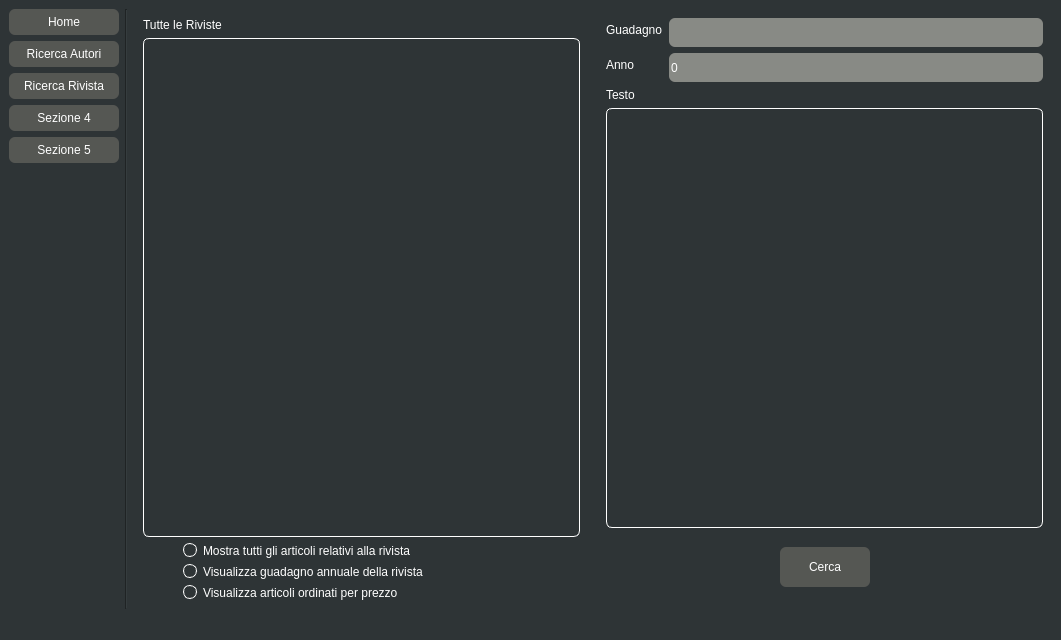
The window that Progetto/mainwindow.ui (simoven/ProgettoPO) describes before a commit, drawn with Qt 5.
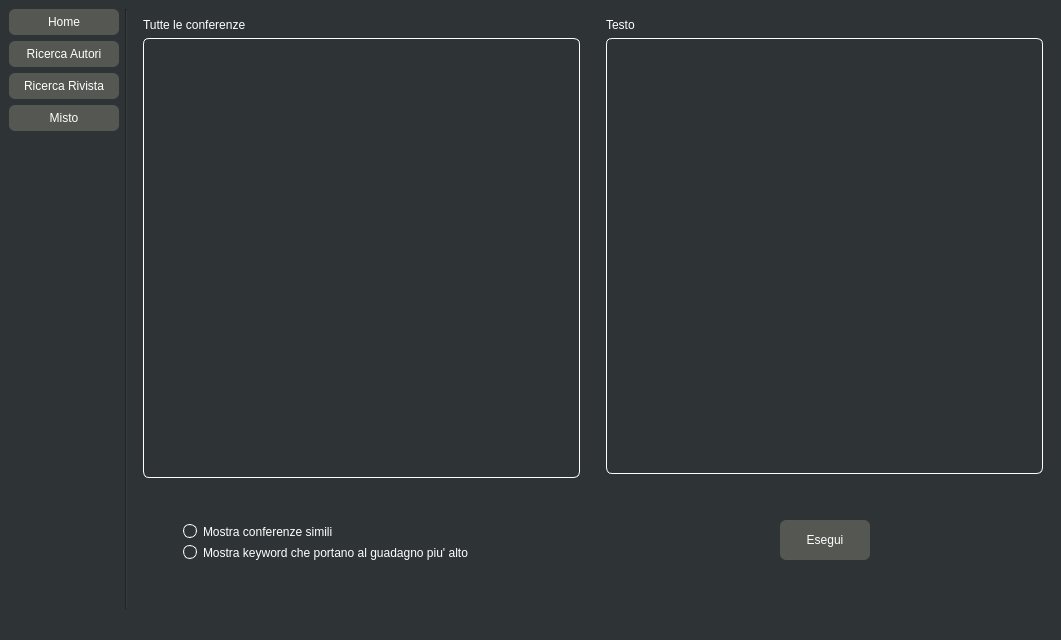
The same window after the commit. Icons and pictures are not drawn.

Patch:
```diff
--- a/Progetto/mainwindow.ui
+++ b/Progetto/mainwindow.ui
@@ -168,26 +168,7 @@
          </size>
         </property>
         <property name="text">
-         <string>Sezione 4</string>
-        </property>
-       </widget>
-      </item>
-      <item>
-       <widget class="QPushButton" name="SezioneE">
-        <property name="minimumSize">
-         <size>
-          <width>110</width>
-          <height>26</height>
-         </size>
-        </property>
-        <property name="maximumSize">
-         <size>
-          <width>150</width>
-          <height>16777215</height>
-         </size>
-        </property>
-        <property name="text">
-         <string>Sezione 5</string>
+         <string>Misto</string>
         </property>
        </widget>
       </item>
@@ -222,7 +203,7 @@
     <item>
      <widget class="QStackedWidget" name="mainStacked">
       <property name="currentIndex">
-       <number>2</number>
+       <number>3</number>
       </property>
       <widget class="QWidget" name="pageMain">
        <property name="styleSheet">
@@ -1038,6 +1019,215 @@
         </item>
        </layout>
       </widget>
+      <widget class="QWidget" name="pageMetodiMisti">
+       <layout class="QHBoxLayout" name="horizontalLayout_12">
+        <item>
+         <layout class="QVBoxLayout" name="verticalLayout_14">
+          <item>
+           <widget class="QLabel" name="tutteConferenzeLabel">
+            <property name="text">
+             <string>Tutte le conferenze</string>
+            </property>
+           </widget>
+          </item>
+          <item>
+           <widget class="QListWidget" name="tutteConferenzeListWidget"/>
+          </item>
+          <item>
+           <spacer name="verticalSpacer_8">
+            <property name="orientation">
+             <enum>Qt::Vertical</enum>
+            </property>
+            <property name="sizeType">
+             <enum>QSizePolicy::Fixed</enum>
+            </property>
+            <property name="sizeHint" stdset="0">
+             <size>
+              <width>20</width>
+              <height>40</height>
+             </size>
+            </property>
+           </spacer>
+          </item>
+          <item>
+           <layout class="QHBoxLayout" name="horizontalLayout_13">
+            <item>
+             <spacer name="horizontalSpacer_17">
+              <property name="orientation">
+               <enum>Qt::Horizontal</enum>
+              </property>
+              <property name="sizeType">
+               <enum>QSizePolicy::Fixed</enum>
+              </property>
+              <property name="sizeHint" stdset="0">
+               <size>
+                <width>40</width>
+                <height>20</height>
+               </size>
+              </property>
+             </spacer>
+            </item>
+            <item>
+             <layout class="QVBoxLayout" name="verticalLayout_16">
+              <item>
+               <widget class="QRadioButton" name="conferenzeSimiliButton">
+                <property name="text">
+                 <string>Mostra conferenze simili</string>
+                </property>
+               </widget>
+              </item>
+              <item>
+               <widget class="QRadioButton" name="keywordButton">
+                <property name="text">
+                 <string>Mostra keyword che portano al guadagno piu' alto</string>
+                </property>
+               </widget>
+              </item>
+             </layout>
+            </item>
+            <item>
+             <spacer name="horizontalSpacer_16">
+              <property name="orientation">
+               <enum>Qt::Horizontal</enum>
+              </property>
+              <property name="sizeType">
+               <enum>QSizePolicy::Fixed</enum>
+              </property>
+              <property name="sizeHint" stdset="0">
+               <size>
+                <width>40</width>
+                <height>20</height>
+               </size>
+              </property>
+             </spacer>
+            </item>
+           </layout>
+          </item>
+          <item>
+           <spacer name="verticalSpacer_9">
+            <property name="orientation">
+             <enum>Qt::Vertical</enum>
+            </property>
+            <property name="sizeType">
+             <enum>QSizePolicy::Fixed</enum>
+            </property>
+            <property name="sizeHint" stdset="0">
+             <size>
+              <width>20</width>
+              <height>40</height>
+             </size>
+            </property>
+           </spacer>
+          </item>
+         </layout>
+        </item>
+        <item>
+         <spacer name="horizontalSpacer_20">
+          <property name="orientation">
+           <enum>Qt::Horizontal</enum>
+          </property>
+          <property name="sizeType">
+           <enum>QSizePolicy::Fixed</enum>
+          </property>
+          <property name="sizeHint" stdset="0">
+           <size>
+            <width>20</width>
+            <height>20</height>
+           </size>
+          </property>
+         </spacer>
+        </item>
+        <item>
+         <layout class="QVBoxLayout" name="verticalLayout_15">
+          <item>
+           <widget class="QLabel" name="dinamicLabelMisto">
+            <property name="text">
+             <string>Testo</string>
+            </property>
+           </widget>
+          </item>
+          <item>
+           <widget class="QListWidget" name="dinamicListWidgetMisto"/>
+          </item>
+          <item>
+           <spacer name="verticalSpacer_7">
+            <property name="orientation">
+             <enum>Qt::Vertical</enum>
+            </property>
+            <property name="sizeType">
+             <enum>QSizePolicy::Fixed</enum>
+            </property>
+            <property name="sizeHint" stdset="0">
+             <size>
+              <width>20</width>
+              <height>40</height>
+             </size>
+            </property>
+           </spacer>
+          </item>
+          <item>
+           <layout class="QHBoxLayout" name="horizontalLayout_14">
+            <item>
+             <spacer name="horizontalSpacer_19">
+              <property name="orientation">
+               <enum>Qt::Horizontal</enum>
+              </property>
+              <property name="sizeHint" stdset="0">
+               <size>
+                <width>40</width>
+                <height>20</height>
+               </size>
+              </property>
+             </spacer>
+            </item>
+            <item>
+             <widget class="QPushButton" name="eseguiButtonMisto">
+              <property name="minimumSize">
+               <size>
+                <width>90</width>
+                <height>40</height>
+               </size>
+              </property>
+              <property name="text">
+               <string>Esegui</string>
+              </property>
+             </widget>
+            </item>
+            <item>
+             <spacer name="horizontalSpacer_18">
+              <property name="orientation">
+               <enum>Qt::Horizontal</enum>
+              </property>
+              <property name="sizeHint" stdset="0">
+               <size>
+                <width>40</width>
+                <height>20</height>
+               </size>
+              </property>
+             </spacer>
+            </item>
+           </layout>
+          </item>
+          <item>
+           <spacer name="verticalSpacer_6">
+            <property name="orientation">
+             <enum>Qt::Vertical</enum>
+            </property>
+            <property name="sizeType">
+             <enum>QSizePolicy::Fixed</enum>
+            </property>
+            <property name="sizeHint" stdset="0">
+             <size>
+              <width>20</width>
+              <height>40</height>
+             </size>
+            </property>
+           </spacer>
+          </item>
+         </layout>
+        </item>
+       </layout>
+      </widget>
      </widget>
     </item>
    </layout>
```
Left out of the diff: 1 changed line with no effect on the pictures.
